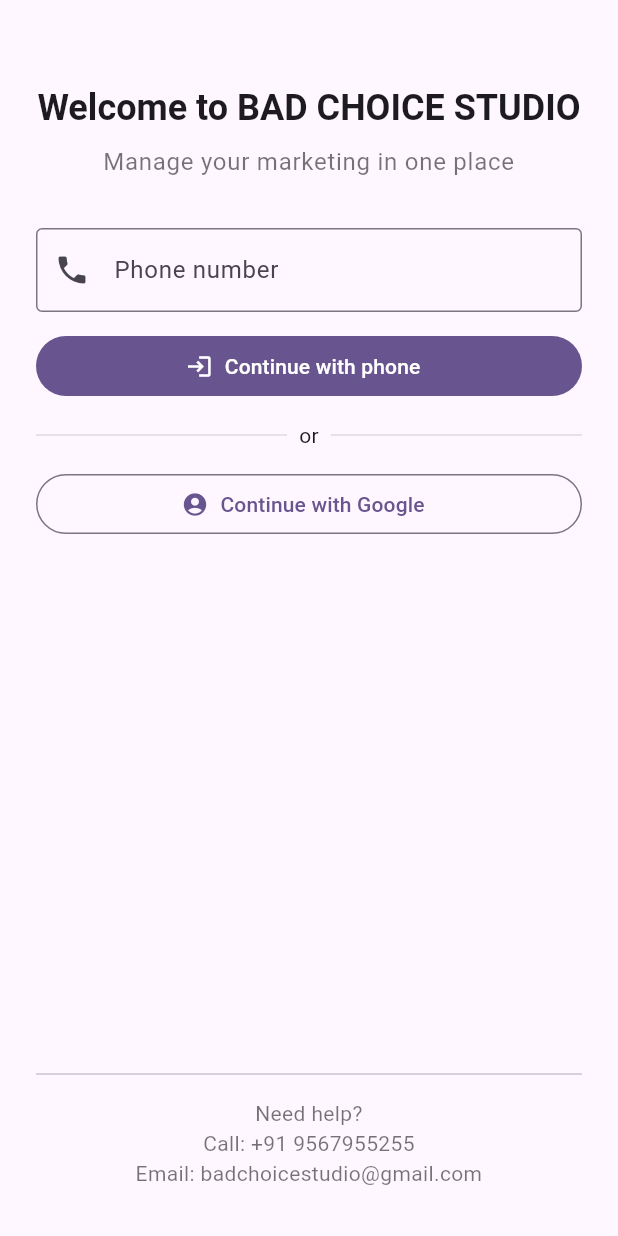
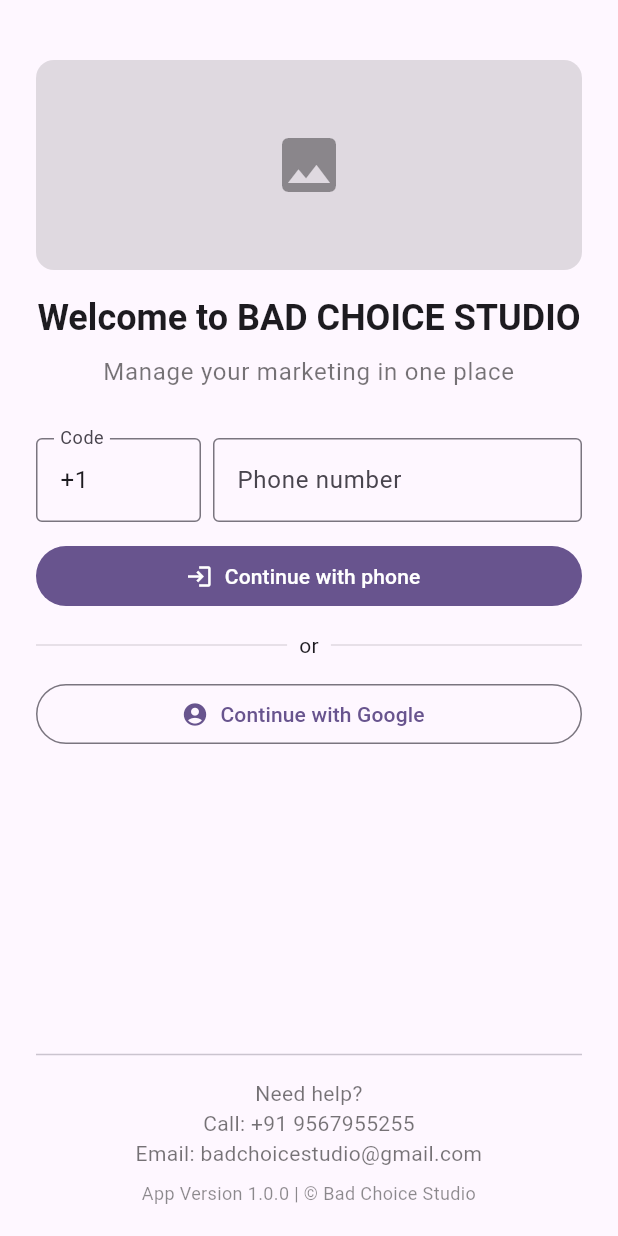
Before and after one commit to annmonrajijames/bad_choice_studio_app, a Flutter app: the screen it shows after launch, on a phone screen of 412 x 824 dp. Run offline on Flutter 3.47's test engine with Material 3 defaults, Android fonts, the phone set to English and light mode, and no system bars; our stand-ins replace google_sign_in.

Commit message:
Country code automatically comes based on current location, if keyboard comes up, then the bottom details will be sticky

```diff
--- a/lib/main.dart
+++ b/lib/main.dart
@@ -33,12 +33,87 @@
 class _LoginPageState extends State<LoginPage> {
   final GoogleSignIn _googleSignIn = GoogleSignIn(scopes: ['email']);
   final TextEditingController _phoneController = TextEditingController();
+  final TextEditingController _dialCodeController = TextEditingController();
   bool _busy = false;
+
+  @override
+  void initState() {
+    super.initState();
+    // Initialize dial code from device locale on app start.
+    final locale = WidgetsBinding.instance.platformDispatcher.locale;
+    _dialCodeController.text = _dialCodeForCountry(locale.countryCode);
+  }
 
   @override
   void dispose() {
     _phoneController.dispose();
+    _dialCodeController.dispose();
     super.dispose();
+  }
+
+  String _dialCodeForCountry(String? countryCode) {
+    final cc = (countryCode ?? '').toUpperCase();
+    const dialMap = {
+      'IN': '+91',
+      'US': '+1',
+      'GB': '+44',
+      'AE': '+971',
+      'AU': '+61',
+      'CA': '+1',
+      'DE': '+49',
+      'FR': '+33',
+      'ES': '+34',
+      'IT': '+39',
+      'JP': '+81',
+      'SG': '+65',
+      'CN': '+86',
+      'BR': '+55',
+      'ZA': '+27',
+      'NL': '+31',
+      'RU': '+7',
+      'SA': '+966',
+      'KR': '+82',
+      'SE': '+46',
+      'CH': '+41',
+      'NO': '+47',
+      'DK': '+45',
+      'NZ': '+64',
+      'PK': '+92',
+      'BD': '+880',
+      'LK': '+94',
+      'NP': '+977',
+      'PH': '+63',
+      'MY': '+60',
+      'TH': '+66',
+      'ID': '+62',
+      'VN': '+84',
+      'TR': '+90',
+      'IR': '+98',
+      'IQ': '+964',
+      'IL': '+972',
+      'EG': '+20',
+      'NG': '+234',
+      'KE': '+254',
+      'TZ': '+255',
+      'UG': '+256',
+      'MX': '+52',
+      'AR': '+54',
+      'CL': '+56',
+      'CO': '+57',
+      'PE': '+51',
+      'VE': '+58',
+      'PL': '+48',
+      'CZ': '+420',
+      'HU': '+36',
+      'RO': '+40',
+      'UA': '+380',
+      'GR': '+30',
+      'PT': '+351',
+      'BE': '+32',
+      'AT': '+43',
+      'IE': '+353',
+    };
+    return dialMap[cc] ?? '+1';
   }
 
   Future<void> _signInWithGoogle() async {
@@ -61,7 +136,16 @@
   }
 
   void _signInWithPhone() {
+    final dial = _dialCodeController.text.trim();
     final phone = _phoneController.text.trim();
+    if (dial.isEmpty || !dial.startsWith('+')) {
+      ScaffoldMessenger.of(context).showSnackBar(
+        const SnackBar(
+          content: Text('Please enter a valid country code (e.g., +91)'),
+        ),
+      );
+      return;
+    }
     if (phone.isEmpty) {
       ScaffoldMessenger.of(context).showSnackBar(
         const SnackBar(content: Text('Please enter your phone number')),
@@ -83,13 +167,29 @@
   Widget build(BuildContext context) {
     final theme = Theme.of(context);
     return Scaffold(
+      resizeToAvoidBottomInset: true,
       body: SafeArea(
-        child: Padding(
+        child: Column(
+          children: [
+            Expanded(
+              child: SingleChildScrollView(
                 padding: const EdgeInsets.all(24),
                 child: Column(
                   crossAxisAlignment: CrossAxisAlignment.stretch,
                   children: [
-              const SizedBox(height: 32),
+                    const SizedBox(height: 16),
+                    // Placeholder for company logo (.jpg). Replace with Image.asset when ready.
+                    Container(
+                      height: 140,
+                      width: double.infinity,
+                      alignment: Alignment.center,
+                      decoration: BoxDecoration(
+                        color: Colors.black12,
+                        borderRadius: BorderRadius.circular(12),
+                      ),
+                      child: const Icon(Icons.image, size: 48, color: Colors.black38),
+                    ),
+                    const SizedBox(height: 16),
                     Text(
                       'Welcome to BAD CHOICE STUDIO',
                       style: theme.textTheme.headlineSmall?.copyWith(
@@ -106,14 +206,31 @@
                       textAlign: TextAlign.center,
                     ),
                     const SizedBox(height: 32),
-              TextField(
+                    Row(
+                      children: [
+                        SizedBox(
+                          width: 110,
+                          child: TextField(
+                            controller: _dialCodeController,
+                            keyboardType: TextInputType.phone,
+                            decoration: const InputDecoration(
+                              labelText: 'Code',
+                              border: OutlineInputBorder(),
+                            ),
+                          ),
+                        ),
+                        const SizedBox(width: 8),
+                        Expanded(
+                          child: TextField(
                             controller: _phoneController,
                             keyboardType: TextInputType.phone,
                             decoration: const InputDecoration(
                               labelText: 'Phone number',
-                  prefixIcon: Icon(Icons.phone),
                               border: OutlineInputBorder(),
                             ),
+                          ),
+                        ),
+                      ],
                     ),
                     const SizedBox(height: 12),
                     FilledButton.icon(
@@ -138,17 +255,35 @@
                       icon: const Icon(Icons.account_circle),
                       label: const Text('Continue with Google'),
                     ),
-              const Spacer(),
-              const Divider(),
-              const SizedBox(height: 8),
-              const Text(
-                'Need help?'
-                '\nCall: +91 9567955255'
-                '\nEmail: badchoicestudio@gmail.com',
+                    const SizedBox(height: 16),
+                  ],
+                ),
+              ),
+            ),
+          ],
+        ),
+      ),
+      bottomNavigationBar: SafeArea(
+        top: false,
+        child: Padding(
+          padding: const EdgeInsets.fromLTRB(24, 8, 24, 16),
+          child: Column(
+            mainAxisSize: MainAxisSize.min,
+            children: const [
+              Divider(),
+              SizedBox(height: 8),
+              Text(
+                'Need help?\nCall: +91 9567955255\nEmail: badchoicestudio@gmail.com',
                 textAlign: TextAlign.center,
                 style: TextStyle(color: Colors.black54),
               ),
-              const SizedBox(height: 8),
+              SizedBox(height: 8),
+              Text(
+                'App Version 1.0.0 | © Bad Choice Studio',
+                textAlign: TextAlign.center,
+                style: TextStyle(color: Colors.black45, fontSize: 12),
+              ),
+              SizedBox(height: 4),
             ],
           ),
         ),
```
Lines whose indentation alone changed are shown as unchanged.
